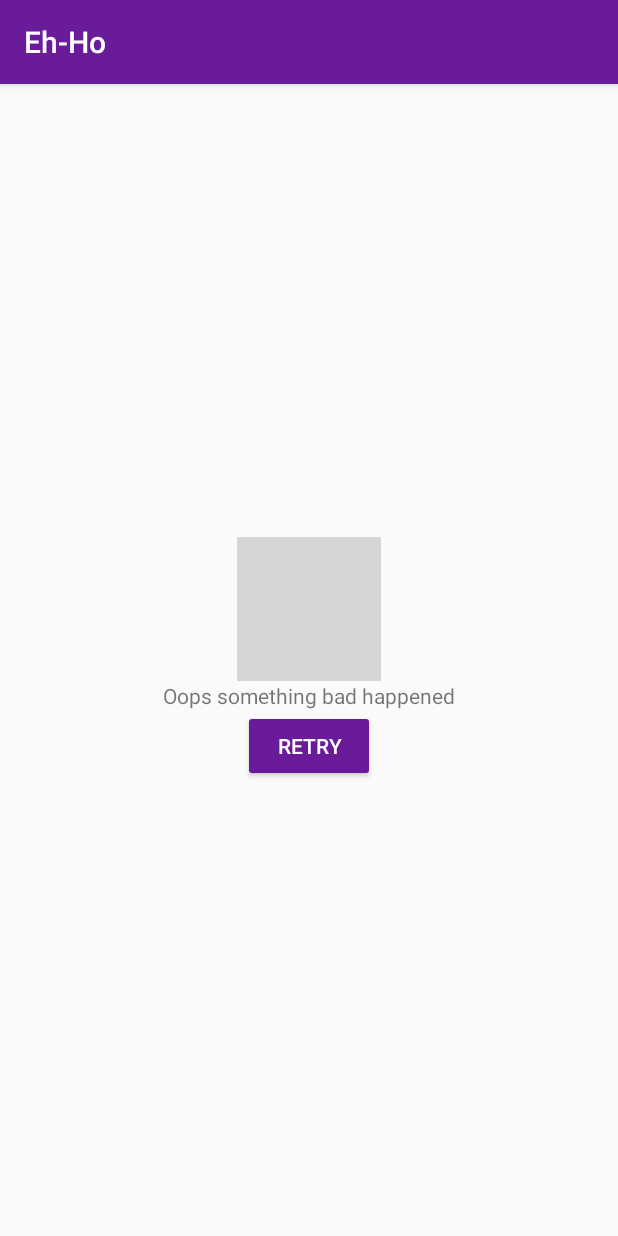
After one commit to rivan19/Android_fundamentos_practica, an Android app: the TopicsFragmentErrorLoading screen opened directly, with no data from a screen before it, on a phone screen of 412 x 824 dp. The commit adds this screen. Run offline under Robolectric (Android 15) with nearby library versions, the phone set to English and light mode, and no system bars; our stand-ins replace Volley; network calls fail; 4 statements that could not run were skipped; grey boxes are pictures that could not be loaded.

Commit message:
point 3. finish

```diff
--- a/app/src/main/java/io/keepcoding/eh_ho/login/LoginActivity.kt
+++ b/app/src/main/java/io/keepcoding/eh_ho/login/LoginActivity.kt
@@ -102,4 +102,5 @@ class LoginActivity : AppCompatActivity(),
             viewLoading.visibility = View.INVISIBLE
         }
     }
+
 }
--- a/app/src/main/java/io/keepcoding/eh_ho/topics/TopicsActivity.kt
+++ b/app/src/main/java/io/keepcoding/eh_ho/topics/TopicsActivity.kt
@@ -1,18 +1,24 @@
-package io.keepcoding.eh_ho.topics
+ package io.keepcoding.eh_ho.topics
 
 import android.content.Intent
 import android.os.Bundle
+import android.view.View
 import androidx.appcompat.app.AppCompatActivity
 import io.keepcoding.eh_ho.*
 import io.keepcoding.eh_ho.data.Topic
 import io.keepcoding.eh_ho.data.UserRepo
 import io.keepcoding.eh_ho.login.LoginActivity
+import kotlinx.android.synthetic.main.activity_login.*
+import kotlinx.android.synthetic.main.fragment_topics.view.*
 
-const val TRANSACTION_CREATE_TOPIC = "create_topic"
+ const val TRANSACTION_CREATE_TOPIC = "create_topic"
+ const val TRANSACTION_ERROR_LOADING_TOPIC = "error_loading_topic"
+ const val TRANSACTION_LOAD_TOPIC = "load_topics"
 
 class TopicsActivity : AppCompatActivity(),
     TopicsFragment.TopicsInteractionListener,
-    CreateTopicFragment.CreateTopicInteractionListener{
+    CreateTopicFragment.CreateTopicInteractionListener,
+    TopicsFragmentErrorLoading.TopicsFragmentErrorLoadingListener{
 
     override fun onCreate(savedInstanceState: Bundle?) {
         super.onCreate(savedInstanceState)
@@ -21,7 +27,17 @@ class TopicsActivity : AppCompatActivity(),
         if (isFirsTimeCreated(savedInstanceState))
             supportFragmentManager.beginTransaction()
                 .add(R.id.fragmentContainer, TopicsFragment())
+                .addToBackStack(TRANSACTION_LOAD_TOPIC)
                 .commit()
+
+
+    }
+
+    override fun retry() {
+        supportFragmentManager.beginTransaction()
+            .replace(R.id.fragmentContainer, TopicsFragment())
+            .commit()
+        //supportFragmentManager.popBackStack()
     }
 
     private fun goToPosts(topic: Topic) {
@@ -34,6 +50,13 @@ class TopicsActivity : AppCompatActivity(),
         supportFragmentManager.beginTransaction()
             .replace(R.id.fragmentContainer, CreateTopicFragment())
             .addToBackStack(TRANSACTION_CREATE_TOPIC)
+            .commit()
+    }
+
+    override fun onError() {
+        supportFragmentManager.beginTransaction()
+            .replace(R.id.fragmentContainer, TopicsFragmentErrorLoading())
+            .addToBackStack(TRANSACTION_ERROR_LOADING_TOPIC)
             .commit()
     }
 
@@ -55,4 +78,14 @@ class TopicsActivity : AppCompatActivity(),
         startActivity(intent)
         finish()
     }
+
+    override fun enableLoading(enabled: Boolean) {
+        if (enabled) {
+            fragmentContainer.listTopics.visibility = View.INVISIBLE
+            viewLoading.visibility = View.VISIBLE
+        } else {
+            fragmentContainer.listTopics.visibility = View.VISIBLE
+            viewLoading.visibility = View.INVISIBLE
+        }
+    }
 }
--- a/app/src/main/java/io/keepcoding/eh_ho/topics/TopicsAdapter.kt
+++ b/app/src/main/java/io/keepcoding/eh_ho/topics/TopicsAdapter.kt
@@ -41,8 +41,8 @@ class TopicsAdapter(val topicClickListener: ((Topic) -> Unit)? = null) :
 
     fun setTopics(topics: List<Topic>) {
         this.topics.clear()
+        notifyDataSetChanged()
         this.topics.addAll(topics)
-        notifyDataSetChanged()
     }
 
     inner class TopicHolder(itemView: View) : RecyclerView.ViewHolder(itemView) {
--- a/app/src/main/java/io/keepcoding/eh_ho/topics/TopicsFragment.kt
+++ b/app/src/main/java/io/keepcoding/eh_ho/topics/TopicsFragment.kt
@@ -71,14 +71,18 @@ class TopicsFragment : Fragment() {
     }
 
     private fun loadTopics() {
+        this.topicsInteractionListener?.enableLoading(true)
         context?.let {
             TopicsRepo
                 .getTopics(it.applicationContext,
                     {
+                        this.topicsInteractionListener?.enableLoading(false)
                         topicsAdapter.setTopics(it)
                     },
                     {
                        // TODO: Manejo de errores
+                        this.topicsInteractionListener?.enableLoading(false)
+                        this.topicsInteractionListener?.onError()
                     }
                 )
         }
@@ -98,6 +102,8 @@ class TopicsFragment : Fragment() {
     }
 
     interface TopicsInteractionListener {
+        fun enableLoading(enabled: Boolean)
+        fun onError()
         fun onCreateTopic()
         fun onLogout()
         fun onShowPosts(topic: Topic)
--- /dev/null
+++ b/app/src/main/java/io/keepcoding/eh_ho/topics/TopicsFragmentErrorLoading.kt
@@ -0,0 +1,49 @@
+package io.keepcoding.eh_ho.topics
+
+import android.content.Context
+import android.os.Bundle
+import android.view.LayoutInflater
+import android.view.View
+import android.view.ViewGroup
+import androidx.fragment.app.Fragment
+import io.keepcoding.eh_ho.R
+import io.keepcoding.eh_ho.login.SignInFragment
+import kotlinx.android.synthetic.main.fragment_topics_error.*
+
+class TopicsFragmentErrorLoading : Fragment() {
+    var topicsFragmentErrorLoadingListener: TopicsFragmentErrorLoadingListener? = null
+    override fun onCreateView(
+        inflater: LayoutInflater,
+        container: ViewGroup?,
+        savedInstanceState: Bundle?
+    ): View? {
+        return inflater.inflate(R.layout.fragment_topics_error, container, false)
+    }
+
+    override fun onAttach(context: Context) {
+        super.onAttach(context)
+
+        if (context is TopicsFragmentErrorLoadingListener)
+        {
+            topicsFragmentErrorLoadingListener = context
+        }
+        else
+            throw IllegalArgumentException("Context doesn't implement ${TopicsFragmentErrorLoading.TopicsFragmentErrorLoadingListener::class.java.canonicalName}")
+    }
+
+    override fun onDetach() {
+        topicsFragmentErrorLoadingListener = null
+    }
+
+    override fun onViewCreated(view: View, savedInstanceState: Bundle?) {
+        super.onViewCreated(view, savedInstanceState)
+
+        buttonRetry.setOnClickListener{
+            topicsFragmentErrorLoadingListener?.retry()
+        }
+    }
+
+    interface TopicsFragmentErrorLoadingListener {
+        fun retry()
+    }
+}
--- a/app/src/main/res/layout/activity_topics.xml
+++ b/app/src/main/res/layout/activity_topics.xml
@@ -4,4 +4,9 @@
     android:layout_width="match_parent"
     android:layout_height="match_parent">
 
+    <include
+        android:id="@+id/viewLoading"
+        layout="@layout/view_loading"
+        android:visibility="invisible" />
+
 </FrameLayout>
--- /dev/null
+++ b/app/src/main/res/layout/fragment_topics_error.xml
@@ -0,0 +1,34 @@
+<?xml version="1.0" encoding="utf-8"?>
+<LinearLayout xmlns:android="http://schemas.android.com/apk/res/android"
+    xmlns:tools="http://schemas.android.com/tools"
+    xmlns:app="http://schemas.android.com/apk/res-auto"
+    android:orientation="vertical"
+    android:layout_width="match_parent"
+    android:layout_height="match_parent"
+    android:gravity="center">
+
+    <androidx.appcompat.widget.AppCompatImageView
+        android:id="@+id/img_error_topic"
+        android:layout_width="wrap_content"
+        android:layout_height="wrap_content"
+        app:srcCompat="@drawable/ic_fail_face_24"
+        />
+
+    <TextView
+        android:id="@+id/label_error_topic"
+        android:layout_width="wrap_content"
+        android:layout_height="wrap_content"
+        android:text="@string/label_something_bad_happened"
+        />
+
+    <androidx.appcompat.widget.AppCompatButton
+        android:id="@+id/buttonRetry"
+        android:layout_width="wrap_content"
+        android:layout_height="wrap_content"
+        android:text="@string/button_retry"
+        android:textColor="@android:color/white"
+        app:backgroundTint="@color/colorPrimary"
+        />
+
+
+</LinearLayout>
--- a/app/src/main/res/values/strings.xml
+++ b/app/src/main/res/values/strings.xml
@@ -51,6 +51,8 @@
     <string name="message_sign_up">Please check your email to finish the process</string>
     <string name="error_duplicated_topic">Title has been already used</string>
     <string name="label_creating_topic">Creating Topic</string>
+    <string name="label_something_bad_happened">Oops something bad happened</string>
+    <string name="button_retry">RETRY</string>
 
 
 </resources>
--- a/build.gradle
+++ b/build.gradle
@@ -6,7 +6,7 @@ buildscript {
         jcenter()
     }
     dependencies {
-        classpath "com.android.tools.build:gradle:4.0.1"
+        classpath 'com.android.tools.build:gradle:4.1.0'
         classpath "org.jetbrains.kotlin:kotlin-gradle-plugin:$kotlin_version"
 
         // NOTE: Do not place your application dependencies here; they belong
```
Also changed, not shown: app/src/main/java/io/keepcoding/eh_ho/login/SignInFragment.kt (+15 -1 lines), app/src/main/java/io/keepcoding/eh_ho/login/SignUpFragment.kt (+64 -1 lines), app/src/main/res/layout/login/drawable/ic_fail_face_24.xml (added, +7 -0 lines), gradle/wrapper/gradle-wrapper.properties.
